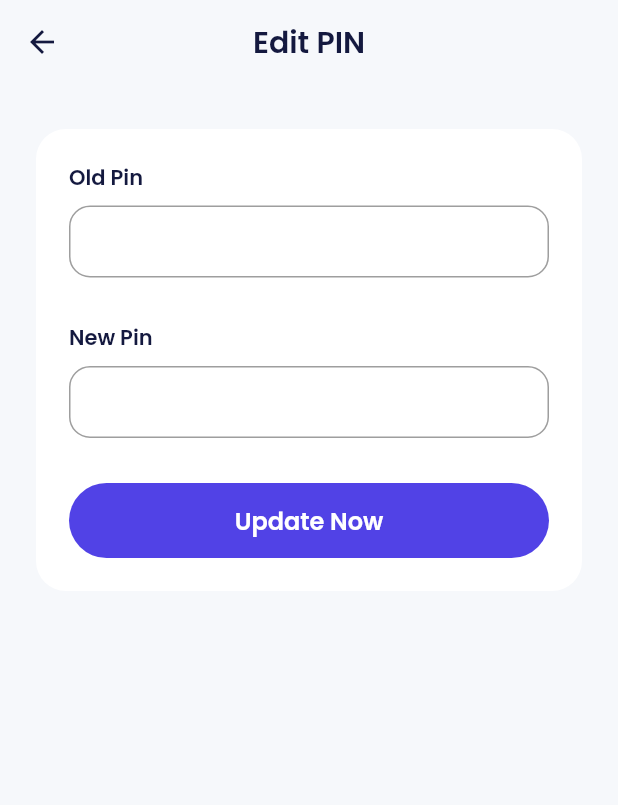
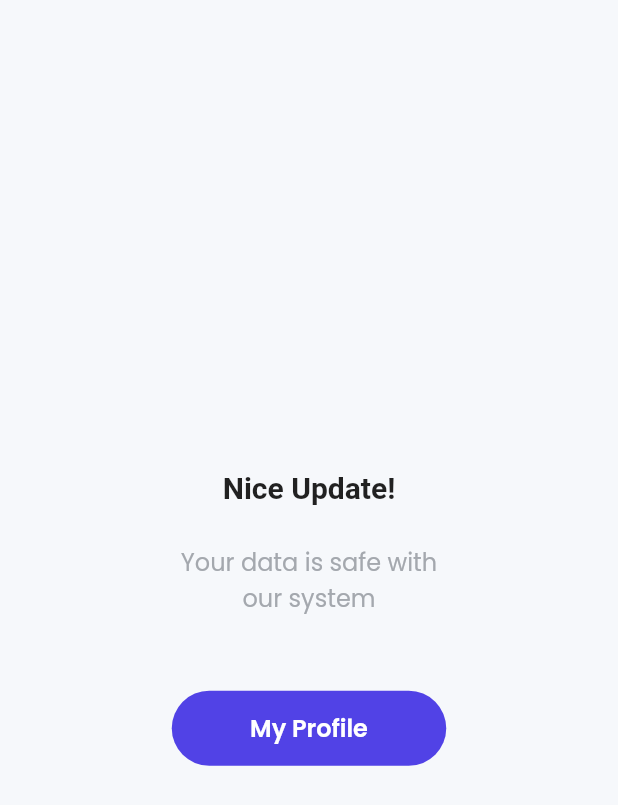
Before and after one commit to yusuffront99/e-wallet-app, a Flutter app: the ProfileEditPin screen opened by its route, after a tap on "Update Now", on a phone screen of 412 x 824 dp. Shown: the top 805 px of the screen. Run offline on Flutter 3.47's test engine with Material 2 defaults, Android fonts, the phone set to English and light mode, and no system bars; our stand-ins replace carousel_slider, google_fonts.

Commit message:
modified profile edit etc page

```diff
--- a/lib/main.dart
+++ b/lib/main.dart
@@ -4,6 +4,7 @@ import 'package:e_wallet_app/ui/pages/onboarding_page.dart';
 import 'package:e_wallet_app/ui/pages/pin_page.dart';
 import 'package:e_wallet_app/ui/pages/profile_edit_page.dart';
 import 'package:e_wallet_app/ui/pages/profile_edit_pin.dart';
+import 'package:e_wallet_app/ui/pages/profile_edit_success_page.dart';
 import 'package:e_wallet_app/ui/pages/profile_page.dart';
 import 'package:e_wallet_app/ui/pages/sign_in_page.dart';
 import 'package:e_wallet_app/ui/pages/sign_up_page.dart';
@@ -48,6 +49,7 @@ class MyApp extends StatelessWidget {
         '/pin': (context) => const PinPage(),
         '/profile-edit': (context) => const ProfileEditPage(),
         '/profile-edit-pin': (context) => const ProfileEditPin(),
+        '/profile-edit-success': (context) => const ProfileEditSuccessPage(),
       },
     );
   }
--- a/lib/ui/pages/profile_edit_page.dart
+++ b/lib/ui/pages/profile_edit_page.dart
@@ -49,7 +49,10 @@ class ProfileEditPage extends StatelessWidget {
                 ),
                 CustomFilledButton(
                   title: 'Update Now',
-                  onPressed: () {},
+                  onPressed: () {
+                    Navigator.pushNamedAndRemoveUntil(
+                        context, '/profile-edit-success', (route) => false);
+                  },
                 )
               ],
             ),
--- a/lib/ui/pages/profile_edit_pin.dart
+++ b/lib/ui/pages/profile_edit_pin.dart
@@ -38,7 +38,10 @@ class ProfileEditPin extends StatelessWidget {
                 ),
                 CustomFilledButton(
                   title: 'Update Now',
-                  onPressed: () {},
+                  onPressed: () {
+                    Navigator.pushNamedAndRemoveUntil(
+                        context, '/profile-edit-success', (route) => false);
+                  },
                 )
               ],
             ),
--- /dev/null
+++ b/lib/ui/pages/profile_edit_success_page.dart
@@ -0,0 +1,52 @@
+import 'package:e_wallet_app/shared/theme.dart';
+import 'package:e_wallet_app/ui/widgets/buttons.dart';
+import 'package:flutter/material.dart';
+
+class ProfileEditSuccessPage extends StatelessWidget {
+  const ProfileEditSuccessPage({super.key});
+
+  @override
+  Widget build(BuildContext context) {
+    return Scaffold(
+      body: Center(
+        child: Column(
+          mainAxisAlignment: MainAxisAlignment.center,
+          children: [
+            Text(
+              'Nice Update!',
+              style: TextStyle(
+                fontSize: 20,
+                fontWeight: semiBold,
+              ),
+              textAlign: TextAlign.center,
+            ),
+            const SizedBox(
+              height: 26,
+            ),
+            Text(
+              'Your data is safe with\nour system',
+              style: greyTextStyle.copyWith(
+                fontSize: 16,
+              ),
+              textAlign: TextAlign.center,
+            ),
+            const SizedBox(
+              height: 50,
+            ),
+            CustomFilledButton(
+              width: 183,
+              title: 'My Profile',
+              onPressed: () {
+                Navigator.pushNamedAndRemoveUntil(
+                  context,
+                  '/home',
+                  (route) => false,
+                );
+              },
+            ),
+          ],
+        ),
+      ),
+    );
+  }
+}
```
